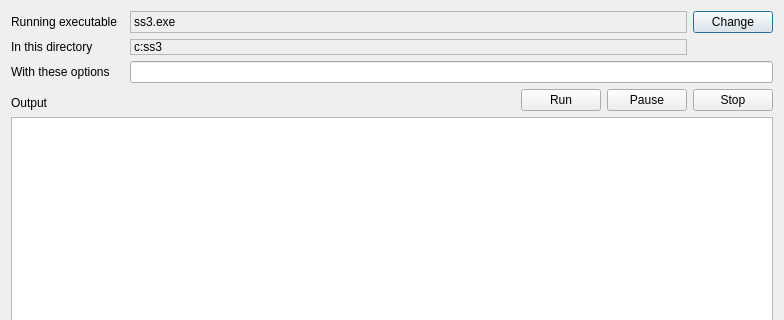
Before: the Qt Designer form src/dialog_run.ui in nmfs-ost/ss3-ssi, drawn with Qt 5; both pictures show x 0 to 784 and y 0 to 320 of the 784 by 520 pixel window.
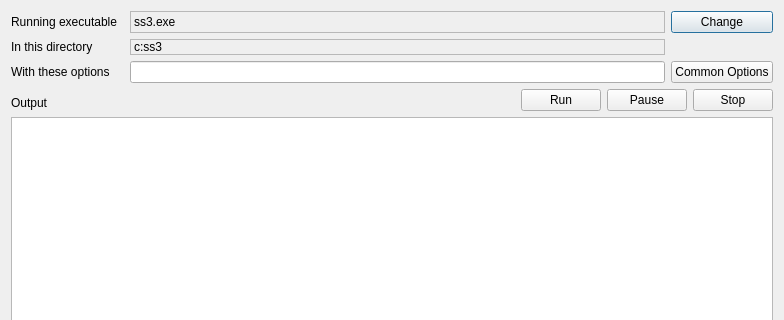
After: the same form once the commit is applied. Icons and pictures are not drawn.

Commit message: Added dialog of options to run dialog.

What changed in the file:
```diff
--- a/src/dialog_run.ui
+++ b/src/dialog_run.ui
@@ -88,9 +88,16 @@
        </property>
       </widget>
      </item>
-     <item row="2" column="1" colspan="2">
+     <item row="2" column="1">
       <widget class="QLineEdit" name="lineEdit_options"/>
      </item>
+     <item row="2" column="2">
+      <widget class="QPushButton" name="pushButton_options">
+       <property name="text">
+        <string>Common Options</string>
+       </property>
+      </widget>
+     </item>
     </layout>
    </item>
    <item>
```
The commit also changes 6 other files.
